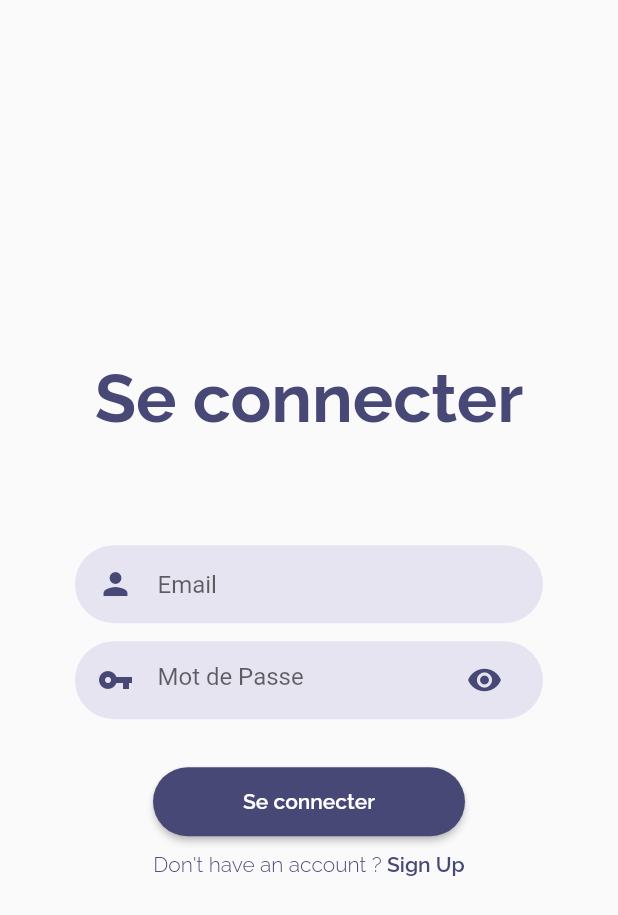
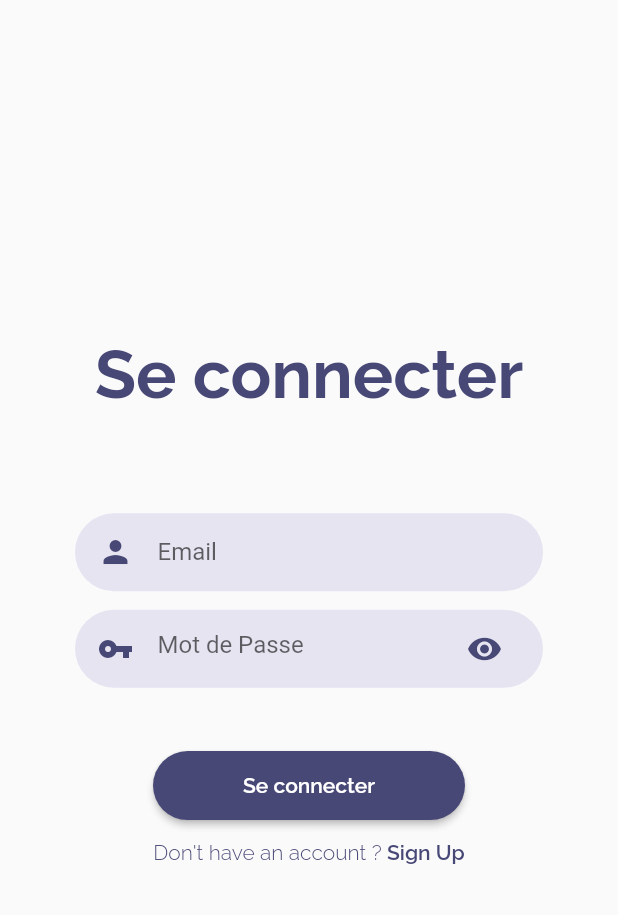
Before and after one commit to RichardJohnRx/Udalost, a Flutter app: the screen it shows after launch, after a tap on "Se connecter", on a phone screen of 412 x 824 dp. Shown: the top 915 px of the screen. Run offline on Flutter 3.47's test engine with Material 2 defaults, Android fonts, the phone set to English and light mode, and no system bars.

Commit message:
Modification des espaces entre widgets

```diff
--- a/lib/components/TextFieldContainer.dart
+++ b/lib/components/TextFieldContainer.dart
@@ -14,7 +14,6 @@ class TextFieldContainer extends StatelessWidget {
       child: child,
       margin: EdgeInsets.symmetric(
         horizontal: 50.0,
-        vertical: 6.0,
       ),
       padding: EdgeInsets.symmetric(
         horizontal: 15.0,
--- a/lib/pages/SignIn.dart
+++ b/lib/pages/SignIn.dart
@@ -6,12 +6,12 @@ class SignIn extends StatelessWidget {
   Widget build(BuildContext context) {
     return Scaffold(
       body: Center(
+        child: SingleChildScrollView(
           child: Container(
             child: Column(
               mainAxisAlignment: MainAxisAlignment.center,
               children: <Widget>[
-              Container(
-                child: Text(
+                Text(
                   'Se connecter',
                   style: TextStyle(
                     fontFamily: 'Raleway',
@@ -20,9 +20,8 @@ class SignIn extends StatelessWidget {
                     fontSize: 45.0,
                   ),
                 ),
-                margin: EdgeInsets.only(
-                  bottom: 65.0,
-                ),
+                SizedBox(
+                  height: MediaQuery.of(context).size.height * 0.08,
                 ),
                 TextFieldContainer(
                   child: TextField(
@@ -35,6 +34,9 @@ class SignIn extends StatelessWidget {
                       border: InputBorder.none,
                     ),
                   ),
+                ),
+                SizedBox(
+                  height: MediaQuery.of(context).size.height * 0.015,
                 ),
                 TextFieldContainer(
                   child: TextField(
@@ -53,8 +55,10 @@ class SignIn extends StatelessWidget {
                     ),
                   ),
                 ),
-              Container(
-                child: RaisedButton(
+                SizedBox(
+                  height: MediaQuery.of(context).size.height * 0.05,
+                ),
+                RaisedButton(
                     child: Text(
                       'Se connecter',
                       textAlign: TextAlign.center,
@@ -75,10 +79,8 @@ class SignIn extends StatelessWidget {
                     ),
                     onPressed: (){},
                   ),
-                margin: EdgeInsets.only(
-                  top: 25.0,
-                  bottom: 10.0,
-                ),
+                SizedBox(
+                  height: MediaQuery.of(context).size.height * 0.015,
                 ),
                 Row(
                   mainAxisAlignment: MainAxisAlignment.center,
@@ -111,7 +113,11 @@ class SignIn extends StatelessWidget {
                     ),
                   ],
                 ),
+                SizedBox(
+                  height: MediaQuery.of(context).size.height * 0.03,
+                ),
               ],
+            ),
           ),
         ),
       ),
```
Lines whose indentation alone changed are shown as unchanged.
